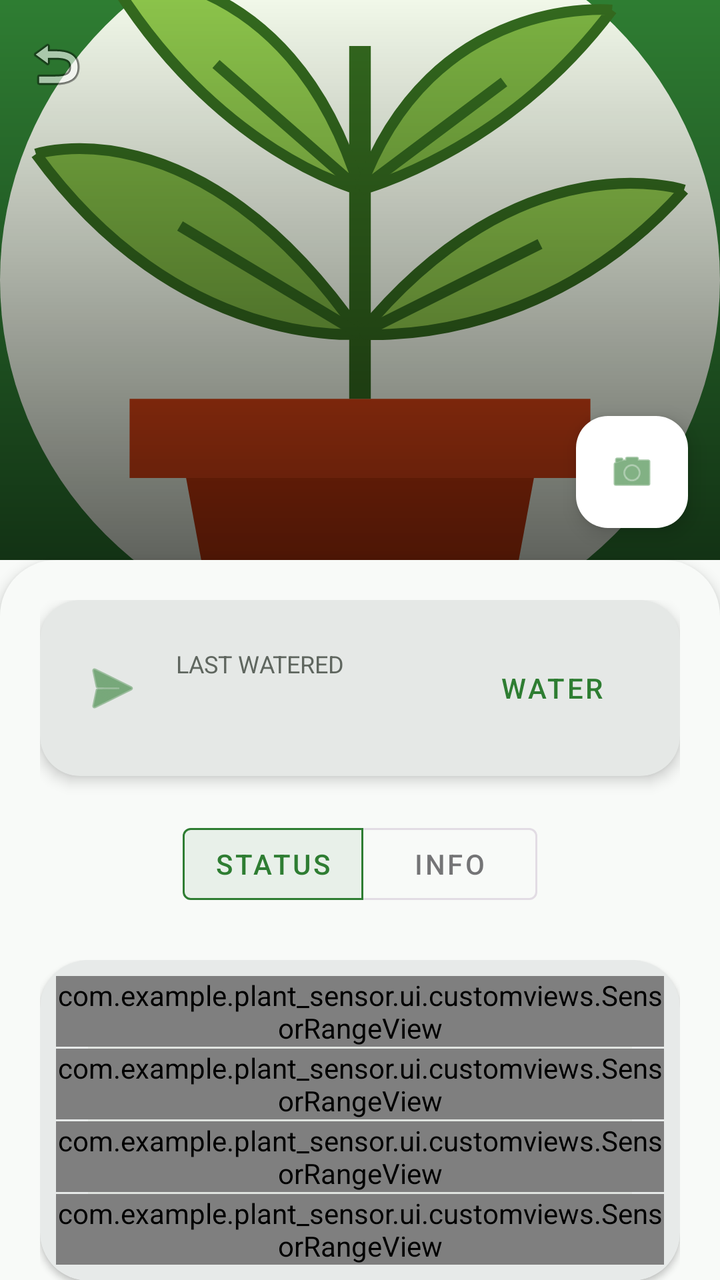
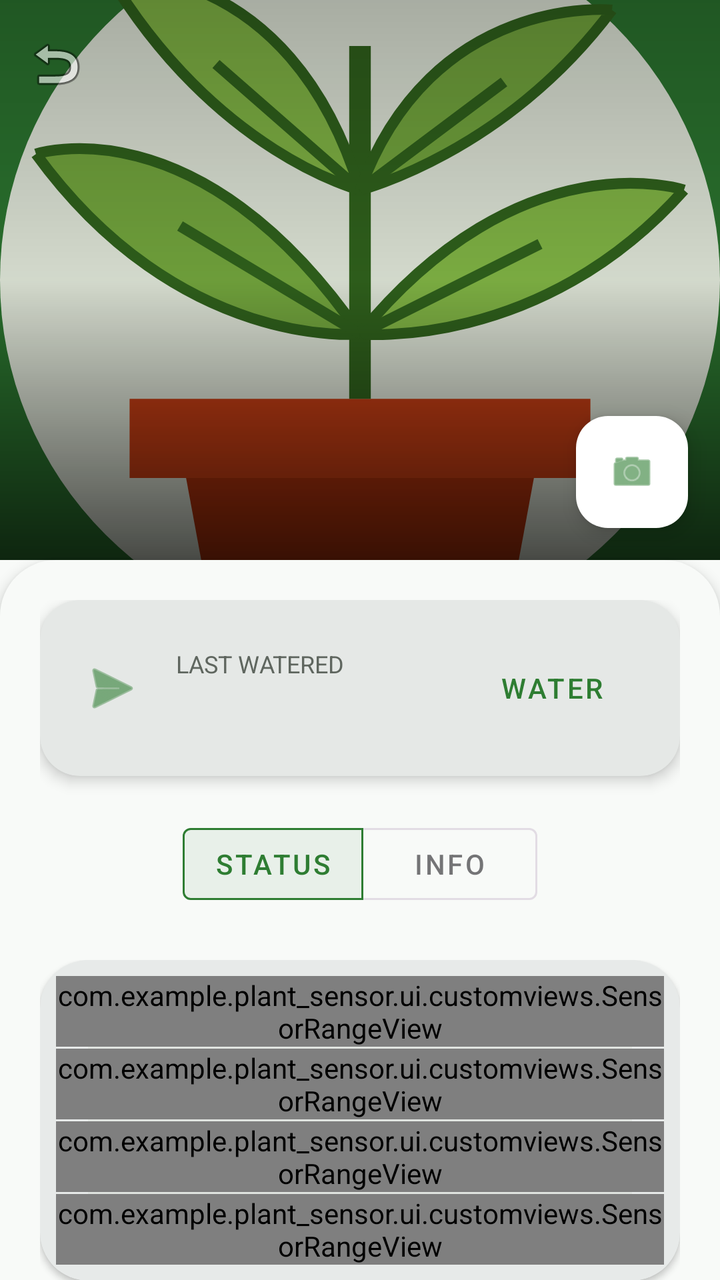

The first picture is an Android layout as it rendered before a commit; the second is the same layout after the commit. The layout source and the unified diff follow.
<!-- AndroidManifest.xml: activity theme Theme.Plant_sensor -->
<!-- res/layout/activity_plant_detail.xml -->
<?xml version="1.0" encoding="utf-8"?>
<androidx.coordinatorlayout.widget.CoordinatorLayout xmlns:android="http://schemas.android.com/apk/res/android"
    xmlns:app="http://schemas.android.com/apk/res-auto"
    android:layout_width="match_parent"
    android:layout_height="match_parent"
    android:background="@color/background_light">

    <com.google.android.material.appbar.AppBarLayout
        android:layout_width="match_parent"
        android:layout_height="280dp"
        android:background="@color/primary"
        android:theme="@style/ThemeOverlay.MaterialComponents.Dark">

        <com.google.android.material.appbar.CollapsingToolbarLayout
            android:layout_width="match_parent"
            android:layout_height="match_parent"
            app:contentScrim="@color/primary"
            app:layout_scrollFlags="scroll|exitUntilCollapsed"
            app:titleEnabled="false">

            <ImageView
                android:id="@+id/imagePlantHeader"
                android:layout_width="match_parent"
                android:layout_height="match_parent"
                android:scaleType="centerCrop"
                android:contentDescription="@string/app_name"
                android:src="@drawable/ic_plant_placeholder"
                app:layout_collapseMode="parallax" />

            <View
                android:layout_width="match_parent"
                android:layout_height="match_parent"
                android:background="@drawable/gradient_overlay" />

            <androidx.appcompat.widget.Toolbar
                android:id="@+id/toolbar"
                android:layout_width="match_parent"
                android:layout_height="?attr/actionBarSize"
                app:layout_collapseMode="pin"
                app:navigationIcon="@android:drawable/ic_menu_revert" />

            <com.google.android.material.floatingactionbutton.FloatingActionButton
                android:id="@+id/buttonEditImage"
                android:layout_width="wrap_content"
                android:layout_height="wrap_content"
                android:layout_gravity="bottom|end"
                android:layout_margin="16dp"
                android:src="@android:drawable/ic_menu_camera"
                app:fabSize="mini"
                app:backgroundTint="@color/surface"
                app:tint="@color/primary"
                app:layout_collapseMode="parallax" />

            <LinearLayout
                android:layout_width="match_parent"
                android:layout_height="wrap_content"
                android:layout_gravity="bottom"
                android:orientation="vertical"
                android:padding="24dp">

                <TextView
                    android:id="@+id/textPlantName"
                    android:layout_width="match_parent"
                    android:layout_height="wrap_content"
                    android:textColor="@color/surface"
                    android:textSize="32sp"
                    android:textStyle="bold" />

                <TextView
                    android:id="@+id/textPlantRoom"
                    android:layout_width="match_parent"
                    android:layout_height="wrap_content"
                    android:textColor="#CCFFFFFF"
                    android:textSize="16sp" />
            </LinearLayout>

        </com.google.android.material.appbar.CollapsingToolbarLayout>
    </com.google.android.material.appbar.AppBarLayout>

    <androidx.core.widget.NestedScrollView
        android:id="@+id/nestedScrollView"
        android:layout_width="match_parent"
        android:layout_height="match_parent"
        android:background="@drawable/bottom_sheet_bg"
        android:elevation="4dp"
        app:layout_behavior="@string/appbar_scrolling_view_behavior">

        <LinearLayout
            android:layout_width="match_parent"
            android:layout_height="wrap_content"
            android:orientation="vertical"
            android:padding="20dp">

            <com.google.android.material.card.MaterialCardView
                android:id="@+id/cardLastWatered"
                android:layout_width="match_parent"
                android:layout_height="wrap_content"
                android:layout_marginBottom="20dp"
                app:cardCornerRadius="20dp"
                app:cardElevation="4dp"
                app:backgroundTint="@color/primary_light"
                app:strokeWidth="0dp">
                <LinearLayout
                    android:layout_width="match_parent"
                    android:layout_height="wrap_content"
                    android:orientation="horizontal"
                    android:padding="20dp"
                    android:gravity="center_vertical">
                    <ImageView
                        android:layout_width="32dp"
                        android:layout_height="32dp"
                        android:src="@android:drawable/ic_menu_send"
                        app:tint="@color/primary" />
                    <LinearLayout
                        android:layout_width="0dp"
                        android:layout_height="wrap_content"
                        android:layout_weight="1"
                        android:layout_marginStart="16dp"
                        android:orientation="vertical">
                        <TextView
                            android:layout_width="wrap_content"
                            android:layout_height="wrap_content"
                            android:text="Last Watered"
                            android:textColor="@color/text_secondary"
                            android:textSize="12sp"
                            android:textAllCaps="true" />
                        <TextView
                            android:id="@+id/textLastWatered"
                            android:layout_width="wrap_content"
                            android:layout_height="wrap_content"
                            android:textColor="@color/text_main"
                            android:textSize="18sp"
                            android:textStyle="bold" />
                    </LinearLayout>
                    <Button
                        android:id="@+id/buttonWaterNow"
                        style="@style/Widget.MaterialComponents.Button.TextButton"
                        android:layout_width="wrap_content"
                        android:layout_height="wrap_content"
                        android:text="Water" />
                </LinearLayout>
            </com.google.android.material.card.MaterialCardView>

            <com.google.android.material.button.MaterialButtonToggleGroup
                android:id="@+id/toggleGroup"
                android:layout_width="wrap_content"
                android:layout_height="wrap_content"
                android:layout_gravity="center"
                android:layout_marginBottom="24dp"
                app:checkedButton="@+id/btnData"
                app:singleSelection="true">
                <Button android:id="@+id/btnData" style="@style/Widget.MaterialComponents.Button.OutlinedButton" android:layout_width="wrap_content" android:layout_height="wrap_content" android:text="Status" />
                <Button android:id="@+id/btnInfo" style="@style/Widget.MaterialComponents.Button.OutlinedButton" android:layout_width="wrap_content" android:layout_height="wrap_content" android:text="Info" />
            </com.google.android.material.button.MaterialButtonToggleGroup>

            <LinearLayout
                android:id="@+id/layoutData"
                android:layout_width="match_parent"
                android:layout_height="wrap_content"
                android:orientation="vertical"
                android:visibility="visible">

                <com.google.android.material.card.MaterialCardView
                    android:layout_width="match_parent"
                    android:layout_height="wrap_content"
                    app:cardCornerRadius="24dp"
                    app:cardElevation="2dp"
                    app:strokeWidth="0dp">
                    <LinearLayout android:layout_width="match_parent" android:layout_height="wrap_content" android:orientation="vertical" android:padding="8dp">
                        <com.example.plant_sensor.ui.customviews.SensorRangeView android:id="@+id/rangeTemperature" android:layout_width="match_parent" android:layout_height="wrap_content" />
                        <View android:layout_width="match_parent" android:layout_height="1dp" android:background="@color/divider" android:layout_marginHorizontal="16dp" />
                        <com.example.plant_sensor.ui.customviews.SensorRangeView android:id="@+id/rangeSoilMoisture" android:layout_width="match_parent" android:layout_height="wrap_content" />
                        <View android:layout_width="match_parent" android:layout_height="1dp" android:background="@color/divider" android:layout_marginHorizontal="16dp" />
                        <com.example.plant_sensor.ui.customviews.SensorRangeView android:id="@+id/rangeLight" android:layout_width="match_parent" android:layout_height="wrap_content" />
                        <View android:layout_width="match_parent" android:layout_height="1dp" android:background="@color/divider" android:layout_marginHorizontal="16dp" />
                        <com.example.plant_sensor.ui.customviews.SensorRangeView android:id="@+id/rangeConductivity" android:layout_width="match_parent" android:layout_height="wrap_content" />
                    </LinearLayout>
                </com.google.android.material.card.MaterialCardView>

                <com.google.android.material.card.MaterialCardView
                    android:id="@+id/cardHistory"
                    android:layout_width="match_parent"
                    android:layout_height="wrap_content"
                    android:layout_marginTop="20dp"
                    android:visibility="gone"
                    app:cardCornerRadius="24dp"
                    app:cardElevation="2dp"
                    app:strokeWidth="0dp">
                    <LinearLayout android:layout_width="match_parent" android:layout_height="wrap_content" android:orientation="vertical" android:padding="16dp">
                        <TextView
                            android:id="@+id/textHistoryLabel"
                            android:layout_width="match_parent"
                            android:layout_height="wrap_content"
                            android:text="Historical Trends"
                            android:textColor="@color/primary"
                            android:textStyle="bold"
                            android:textSize="12sp"
                            android:textAllCaps="true"
                            android:letterSpacing="0.1"
                            android:layout_marginBottom="12dp" />
                        <com.example.plant_sensor.ui.customviews.HistoryChartView
                            android:id="@+id/chartHistory"
                            android:layout_width="match_parent"
                            android:layout_height="200dp" />
                    </LinearLayout>
                </com.google.android.material.card.MaterialCardView>

            </LinearLayout>

            <LinearLayout
                android:id="@+id/layoutInfo"
                android:layout_width="match_parent"
                android:layout_height="wrap_content"
                android:orientation="vertical"
                android:visibility="gone">

                <TextView android:layout_width="match_parent" android:layout_height="wrap_content" android:text="Botanical Details" android:textColor="@color/primary" android:textStyle="bold" android:textSize="12sp" android:textAllCaps="true" android:letterSpacing="0.1" android:layout_marginBottom="12dp" />
                <GridLayout android:layout_width="match_parent" android:layout_height="wrap_content" android:columnCount="2" android:alignmentMode="alignMargins">
                    <include layout="@layout/item_fact_card" android:id="@+id/cardSpecies" />
                    <include layout="@layout/item_fact_card" android:id="@+id/cardCategory" />
                    <include layout="@layout/item_fact_card" android:id="@+id/cardOrigin" />
                    <include layout="@layout/item_fact_card" android:id="@+id/cardColor" />
                </GridLayout>

                <TextView android:layout_width="match_parent" android:layout_height="wrap_content" android:text="Care Guide" android:textColor="@color/primary" android:textStyle="bold" android:textSize="12sp" android:textAllCaps="true" android:letterSpacing="0.1" android:layout_marginTop="24dp" android:layout_marginBottom="12dp" />
                <com.google.android.material.card.MaterialCardView android:layout_width="match_parent" android:layout_height="wrap_content" app:cardCornerRadius="24dp" app:cardElevation="2dp" app:strokeWidth="0dp">
                    <LinearLayout android:layout_width="match_parent" android:layout_height="wrap_content" android:orientation="vertical" android:padding="16dp">
                        <TextView android:id="@+id/textInfoSunlight" android:layout_width="match_parent" android:layout_height="wrap_content" android:textColor="@color/text_main" android:textSize="14sp" android:drawablePadding="16dp" android:gravity="center_vertical" app:drawableStartCompat="@android:drawable/ic_menu_day" />
                        <View android:layout_width="match_parent" android:layout_height="1dp" android:background="@color/divider" android:layout_marginVertical="12dp" />
                        <TextView android:id="@+id/textInfoWatering" android:layout_width="match_parent" android:layout_height="wrap_content" android:textColor="@color/text_main" android:textSize="14sp" android:drawablePadding="16dp" android:gravity="center_vertical" app:drawableStartCompat="@android:drawable/ic_menu_send" />
                        <View android:layout_width="match_parent" android:layout_height="1dp" android:background="@color/divider" android:layout_marginVertical="12dp" />
                        <TextView android:id="@+id/textInfoFertilizer" android:layout_width="match_parent" android:layout_height="wrap_content" android:textColor="@color/text_main" android:textSize="14sp" android:drawablePadding="16dp" android:gravity="center_vertical" app:drawableStartCompat="@android:drawable/ic_menu_view" />
                    </LinearLayout>
                </com.google.android.material.card.MaterialCardView>

                <RelativeLayout
                    android:layout_width="match_parent"
                    android:layout_height="wrap_content"
                    android:layout_marginTop="24dp"
                    android:layout_marginBottom="12dp">

                    <TextView
                        android:layout_width="wrap_content"
                        android:layout_height="wrap_content"
                        android:text="About"
                        android:textColor="@color/primary"
                        android:textStyle="bold"
                        android:textSize="12sp"
                        android:textAllCaps="true"
                        android:letterSpacing="0.1"
                        android:layout_centerVertical="true"
                        android:layout_alignParentStart="true" />

                    <ImageButton
                        android:id="@+id/buttonEditCareHints"
                        android:layout_width="32dp"
                        android:layout_height="32dp"
                        android:layout_alignParentEnd="true"
                        android:background="?attr/selectableItemBackgroundBorderless"
                        android:src="@android:drawable/ic_menu_edit"
                        app:tint="@color/primary"
                        android:contentDescription="Edit notes" />
                </RelativeLayout>

                <com.google.android.material.card.MaterialCardView
                    android:id="@+id/cardAbout"
                    android:layout_width="match_parent"
                    android:layout_height="wrap_content"
                    app:cardCornerRadius="24dp"
                    app:cardElevation="2dp"
                    app:strokeWidth="0dp">
                    <LinearLayout android:layout_width="match_parent" android:layout_height="wrap_content" android:orientation="vertical" android:padding="20dp">
                        <TextView android:id="@+id/textCareHints" android:layout_width="match_parent" android:layout_height="wrap_content" android:textColor="@color/text_secondary" android:textSize="14sp" android:lineSpacingExtra="5dp" />
                    </LinearLayout>
                </com.google.android.material.card.MaterialCardView>

            </LinearLayout>
        </LinearLayout>
    </androidx.core.widget.NestedScrollView>

</androidx.coordinatorlayout.widget.CoordinatorLayout>
<!-- res/layout/item_fact_card.xml (included above) -->
<?xml version="1.0" encoding="utf-8"?>
<com.google.android.material.card.MaterialCardView xmlns:android="http://schemas.android.com/apk/res/android"
    xmlns:app="http://schemas.android.com/apk/res-auto"
    android:layout_width="0dp"
    android:layout_height="wrap_content"
    android:layout_columnWeight="1"
    android:layout_margin="6dp"
    app:cardCornerRadius="16dp"
    app:cardElevation="2dp"
    app:strokeWidth="0dp">

    <LinearLayout
        android:layout_width="match_parent"
        android:layout_height="wrap_content"
        android:orientation="vertical"
        android:padding="12dp">

        <TextView
            android:id="@+id/textFactLabel"
            android:layout_width="wrap_content"
            android:layout_height="wrap_content"
            android:textAllCaps="true"
            android:textColor="@color/text_hint"
            android:textSize="10sp"
            android:textStyle="bold" />

        <TextView
            android:id="@+id/textFactValue"
            android:layout_width="wrap_content"
            android:layout_height="wrap_content"
            android:layout_marginTop="2dp"
            android:textColor="@color/text_main"
            android:textSize="14sp"
            android:textStyle="bold" />
    </LinearLayout>
</com.google.android.material.card.MaterialCardView>
<!-- resources referenced by this layout -->
<resources>
  <color name="background_light">#F8FAF8</color>
  <color name="divider">#E0E4E0</color>
  <color name="primary">#2E7D32</color>
  <color name="primary_light">#E8F5E9</color>
  <color name="surface">#FFFFFF</color>
  <color name="text_hint">#9EAC9E</color>
  <color name="text_main">#1B211B</color>
  <color name="text_secondary">#5F665F</color>
  <!-- drawable bottom_sheet_bg (drawable) -->
  <?xml version="1.0" encoding="utf-8"?>
  <shape xmlns:android="http://schemas.android.com/apk/res/android">
      <solid android:color="@color/background_light" />
      <corners
          android:topLeftRadius="28dp"
          android:topRightRadius="28dp" />
  </shape>
  <!-- drawable gradient_overlay (drawable) -->
  <?xml version="1.0" encoding="utf-8"?>
  <shape xmlns:android="http://schemas.android.com/apk/res/android">
      <gradient
          android:angle="270"
          android:endColor="#99000000"
          android:startColor="#00000000" />
  </shape>
  <!-- drawable ic_plant_placeholder: vector/xml drawable (drawable, 2449 chars, omitted) -->
  <string name="app_name">Plant Sensor</string>
  <style name="Theme.Plant_sensor" parent="Base.Theme.Plant_sensor" />
  <style name="Base.Theme.Plant_sensor" parent="Theme.Material3.DayNight.NoActionBar">
          <item name="colorPrimary">@color/primary</item>
          <item name="colorOnPrimary">@color/surface</item>
          <item name="colorPrimaryContainer">@color/primary_light</item>
          <item name="colorOnPrimaryContainer">@color/primary_dark</item>
  
          <item name="android:windowBackground">@color/background_light</item>
          <item name="android:statusBarColor">@color/background_light</item>
          <item name="android:windowLightStatusBar">true</item>
      </style>
  <color name="primary_dark">#1B5E20</color>
</resources>

<!-- the commit's change to res/layout/activity_plant_detail.xml (unified diff, before → after) -->
@@ -37,7 +37,8 @@
                 android:layout_width="match_parent"
                 android:layout_height="?attr/actionBarSize"
                 app:layout_collapseMode="pin"
-                app:navigationIcon="@android:drawable/ic_menu_revert" />
+                app:navigationIcon="@android:drawable/ic_menu_revert"
+                app:navigationIconTint="#FFFFFF" />
 
             <com.google.android.material.floatingactionbutton.FloatingActionButton
                 android:id="@+id/buttonEditImage"
@@ -62,8 +63,12 @@
                     android:id="@+id/textPlantName"
                     android:layout_width="match_parent"
                     android:layout_height="wrap_content"
-                    android:textColor="@color/surface"
+                    android:textColor="#FFFFFF"
                     android:textSize="32sp"
+                    android:shadowColor="#80000000"
+                    android:shadowDx="2"
+                    android:shadowDy="2"
+                    android:shadowRadius="4"
                     android:textStyle="bold" />
 
                 <TextView
@@ -215,12 +220,22 @@
                 android:visibility="gone">
 
                 <TextView android:layout_width="match_parent" android:layout_height="wrap_content" android:text="Botanical Details" android:textColor="@color/primary" android:textStyle="bold" android:textSize="12sp" android:textAllCaps="true" android:letterSpacing="0.1" android:layout_marginBottom="12dp" />
-                <GridLayout android:layout_width="match_parent" android:layout_height="wrap_content" android:columnCount="2" android:alignmentMode="alignMargins">
+
+                <LinearLayout
+                    android:layout_width="match_parent"
+                    android:layout_height="wrap_content"
+                    android:orientation="horizontal">
                     <include layout="@layout/item_fact_card" android:id="@+id/cardSpecies" />
                     <include layout="@layout/item_fact_card" android:id="@+id/cardCategory" />
+                </LinearLayout>
+
+                <LinearLayout
+                    android:layout_width="match_parent"
+                    android:layout_height="wrap_content"
+                    android:orientation="horizontal">
                     <include layout="@layout/item_fact_card" android:id="@+id/cardOrigin" />
                     <include layout="@layout/item_fact_card" android:id="@+id/cardColor" />
-                </GridLayout>
+                </LinearLayout>
 
                 <TextView android:layout_width="match_parent" android:layout_height="wrap_content" android:text="Care Guide" android:textColor="@color/primary" android:textStyle="bold" android:textSize="12sp" android:textAllCaps="true" android:letterSpacing="0.1" android:layout_marginTop="24dp" android:layout_marginBottom="12dp" />
                 <com.google.android.material.card.MaterialCardView android:layout_width="match_parent" android:layout_height="wrap_content" app:cardCornerRadius="24dp" app:cardElevation="2dp" app:strokeWidth="0dp">
@@ -285,34 +300,39 @@
     xmlns:app="http://schemas.android.com/apk/res-auto"
     android:layout_width="0dp"
     android:layout_height="wrap_content"
-    android:layout_columnWeight="1"
+    android:layout_weight="1"
     android:layout_margin="6dp"
     app:cardCornerRadius="16dp"
     app:cardElevation="2dp"
     app:strokeWidth="0dp">
 
-    <LinearLayout
+    <androidx.constraintlayout.widget.ConstraintLayout
         android:layout_width="match_parent"
         android:layout_height="wrap_content"
-        android:orientation="vertical"
         android:padding="12dp">
 
         <TextView
             android:id="@+id/textFactLabel"
-            android:layout_width="wrap_content"
+            android:layout_width="0dp"
             android:layout_height="wrap_content"
             android:textAllCaps="true"
             android:textColor="@color/text_hint"
             android:textSize="10sp"
-            android:textStyle="bold" />
+            android:textStyle="bold"
+            app:layout_constraintEnd_toEndOf="parent"
+            app:layout_constraintStart_toStartOf="parent"
+            app:layout_constraintTop_toTopOf="parent" />
 
         <TextView
             android:id="@+id/textFactValue"
-            android:layout_width="wrap_content"
+            android:layout_width="0dp"
             android:layout_height="wrap_content"
             android:layout_marginTop="2dp"
             android:textColor="@color/text_main"
             android:textSize="14sp"
-            android:textStyle="bold" />
-    </LinearLayout>
+            android:textStyle="bold"
+            app:layout_constraintEnd_toEndOf="parent"
+            app:layout_constraintStart_toStartOf="parent"
+            app:layout_constraintTop_toBottomOf="@id/textFactLabel" />
+    </androidx.constraintlayout.widget.ConstraintLayout>
 </com.google.android.material.card.MaterialCardView>
<!-- resource entries referenced after the edit -->
@@ -21,8 +21,9 @@
   <shape xmlns:android="http://schemas.android.com/apk/res/android">
       <gradient
           android:angle="270"
-          android:endColor="#99000000"
-          android:startColor="#00000000" />
+          android:endColor="#B3000000"
+          android:centerColor="#20000000"
+          android:startColor="#4D000000" />
   </shape>
   <!-- drawable ic_plant_placeholder: vector/xml drawable (drawable, 2449 chars, omitted) -->
   <string name="app_name">Plant Sensor</string>
